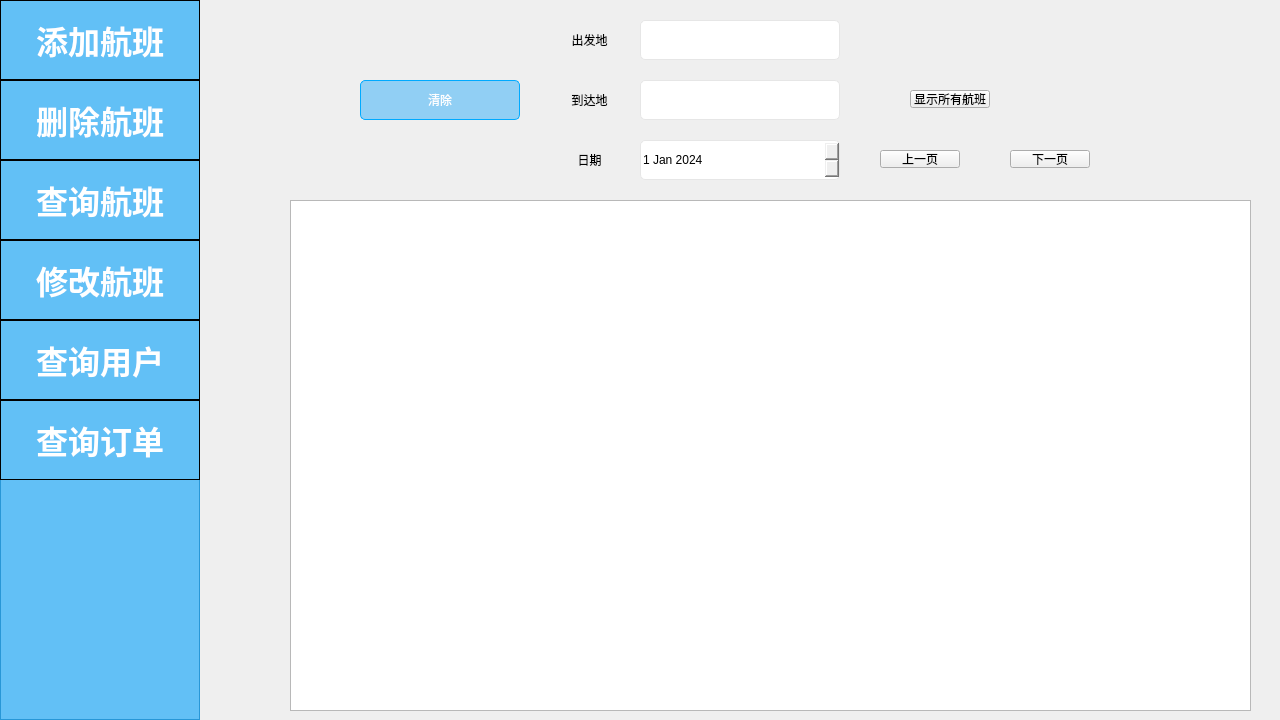
Qt form Pro1 mk34/admin_form.ui (KamChiHei/330) before a commit.
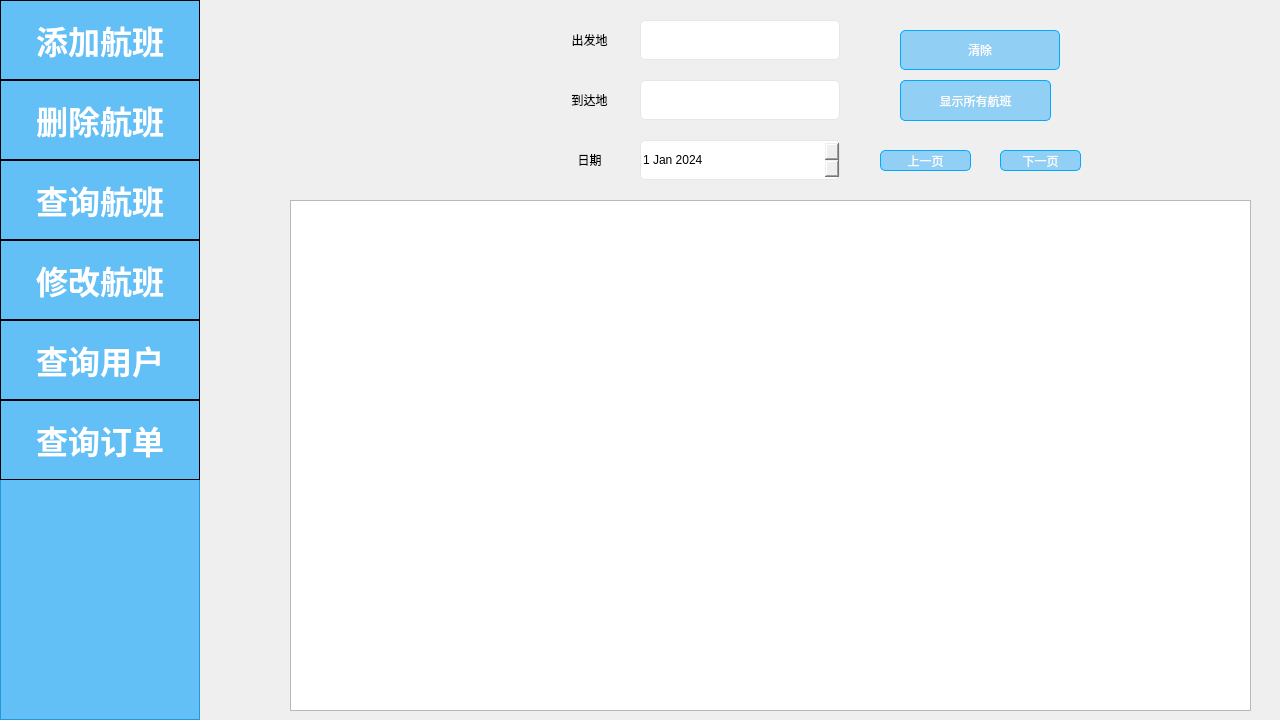
The same form after that commit. The open tabs and pages were chosen to show the change. Icons and pictures are not drawn.

What changed in the file:
```diff
--- a/Pro1 mk34/admin_form.ui
+++ b/Pro1 mk34/admin_form.ui
@@ -764,8 +764,8 @@
      <widget class="QPushButton" name="pushButton_clear">
       <property name="geometry">
        <rect>
-        <x>160</x>
-        <y>80</y>
+        <x>700</x>
+        <y>30</y>
         <width>160</width>
         <height>40</height>
        </rect>
@@ -810,10 +810,25 @@
        <rect>
         <x>680</x>
         <y>150</y>
-        <width>80</width>
-        <height>18</height>
+        <width>91</width>
+        <height>21</height>
        </rect>
       </property>
+      <property name="styleSheet">
+       <string notr="true">QPushButton {
+
+	background-color: rgba(0, 159, 252,100);
+
+	font: 700 14pt &quot;微软雅黑&quot;;
+	color: rgb(255, 255, 255);
+border: 1px solid rgb(0, 170, 255); 
+    border-radius: 5px;
+}
+
+QPushButton:hover {  
+	background-color: rgba(0, 159, 252,200);
+}</string>
+      </property>
       <property name="text">
        <string>上一页</string>
       </property>
@@ -821,12 +836,27 @@
      <widget class="QPushButton" name="nextButton">
       <property name="geometry">
        <rect>
-        <x>810</x>
+        <x>800</x>
         <y>150</y>
-        <width>80</width>
-        <height>18</height>
+        <width>81</width>
+        <height>21</height>
        </rect>
       </property>
+      <property name="styleSheet">
+       <string notr="true">QPushButton {
+
+	background-color: rgba(0, 159, 252,100);
+
+	font: 700 14pt &quot;微软雅黑&quot;;
+	color: rgb(255, 255, 255);
+border: 1px solid rgb(0, 170, 255); 
+    border-radius: 5px;
+}
+
+QPushButton:hover {  
+	background-color: rgba(0, 159, 252,200);
+}</string>
+      </property>
       <property name="text">
        <string>下一页</string>
       </property>
@@ -834,12 +864,15 @@
      <widget class="QLabel" name="label_status">
       <property name="geometry">
        <rect>
-        <x>830</x>
-        <y>50</y>
-        <width>151</width>
-        <height>16</height>
+        <x>120</x>
+        <y>70</y>
+        <width>201</width>
+        <height>31</height>
        </rect>
       </property>
+      <property name="styleSheet">
+       <string notr="true">font: 700 15pt &quot;微软雅黑&quot;;</string>
+      </property>
       <property name="text">
        <string/>
       </property>
@@ -847,12 +880,27 @@
      <widget class="QPushButton" name="pushButton_searchall">
       <property name="geometry">
        <rect>
-        <x>710</x>
-        <y>90</y>
-        <width>80</width>
-        <height>18</height>
+        <x>700</x>
+        <y>80</y>
+        <width>151</width>
+        <height>41</height>
        </rect>
       </property>
+      <property name="styleSheet">
+       <string notr="true">QPushButton {
+
+	background-color: rgba(0, 159, 252,100);
+
+	font: 700 14pt &quot;微软雅黑&quot;;
+	color: rgb(255, 255, 255);
+border: 1px solid rgb(0, 170, 255); 
+    border-radius: 5px;
+}
+
+QPushButton:hover {  
+	background-color: rgba(0, 159, 252,200);
+}</string>
+      </property>
       <property name="text">
        <string>显示所有航班</string>
       </property>
```
Left out of the diff: 46 changed lines with no effect on the pictures.
